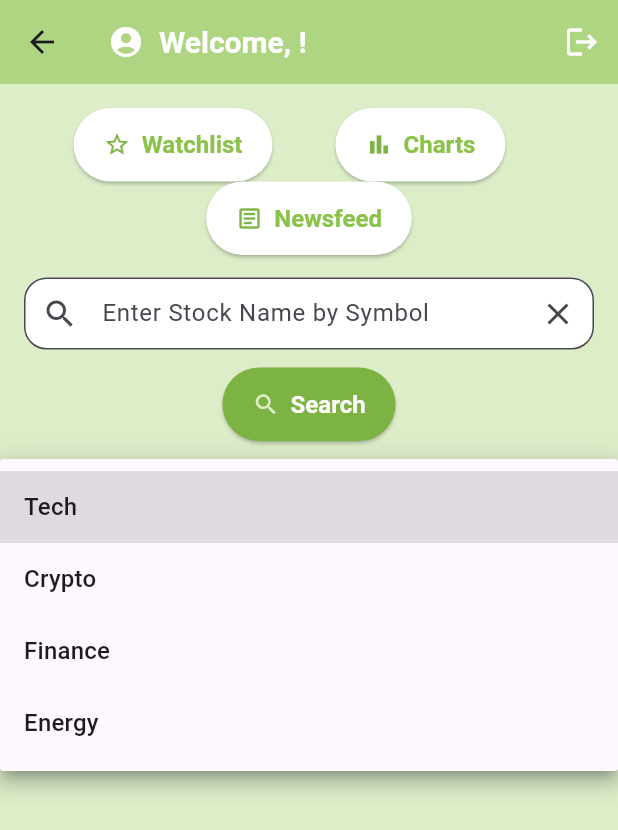
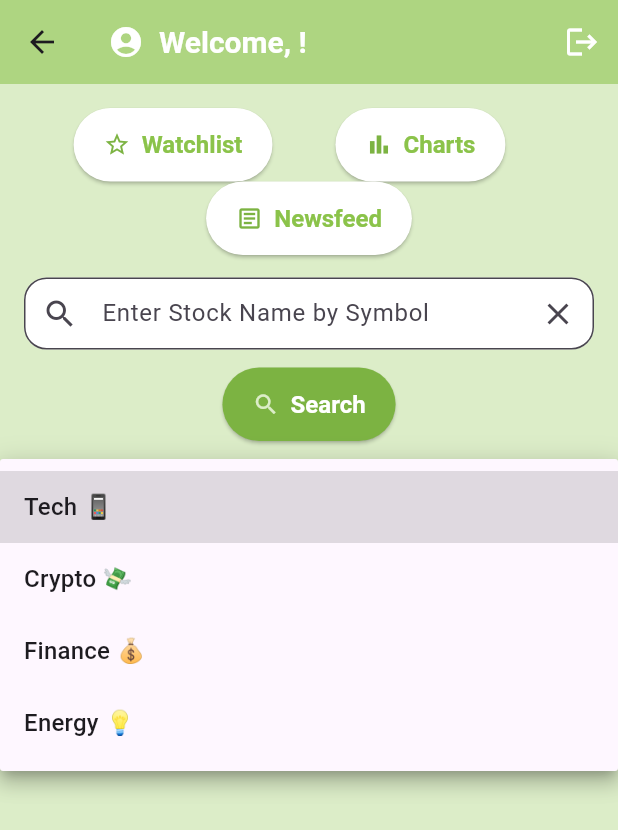
Before and after one commit to courtneyleora/Stock-Tracker, a Flutter app: the MainScreen screen opened by its route, after a tap on "Select category", on a phone screen of 412 x 824 dp. Shown: the top 830 px of the screen. Run offline on Flutter 3.47's test engine with Material 3 defaults, Android fonts, the phone set to English and light mode, and no system bars; our stand-ins replace cloud_firestore, firebase_auth, firebase_core; accounts and stored records are empty.

Commit message:
Bugs fixed

```diff
--- a/lib/screens/mainscreen.dart
+++ b/lib/screens/mainscreen.dart
@@ -13,7 +13,12 @@ class MainScreen extends StatefulWidget {
 class _MainScreenState extends State<MainScreen> {
   final User? user = FirebaseAuth.instance.currentUser;
   final TextEditingController search = TextEditingController();
-  final List<String> categories = ['Tech', 'Crypto', 'Finance', 'Energy'];
+  final List<String> categories = [
+    'Tech 📱',
+    'Crypto 💸',
+    'Finance 💰',
+    'Energy 💡',
+  ];
   String? selectedcat;
 
   String? stocksymbol;
@@ -301,7 +306,7 @@ class _MainScreenState extends State<MainScreen> {
                     style: TextStyle(fontSize: 15, color: Colors.grey[600]),
                   ),
                   trailing: ElevatedButton.icon(
-                    label: Text("Add Stock"),
+                    label: Text("Add to Watchlist"),
                     onPressed: addtowatchlist,
                     icon: Icon(Icons.add_circle_outline, color: Colors.green),
                   ),
```
